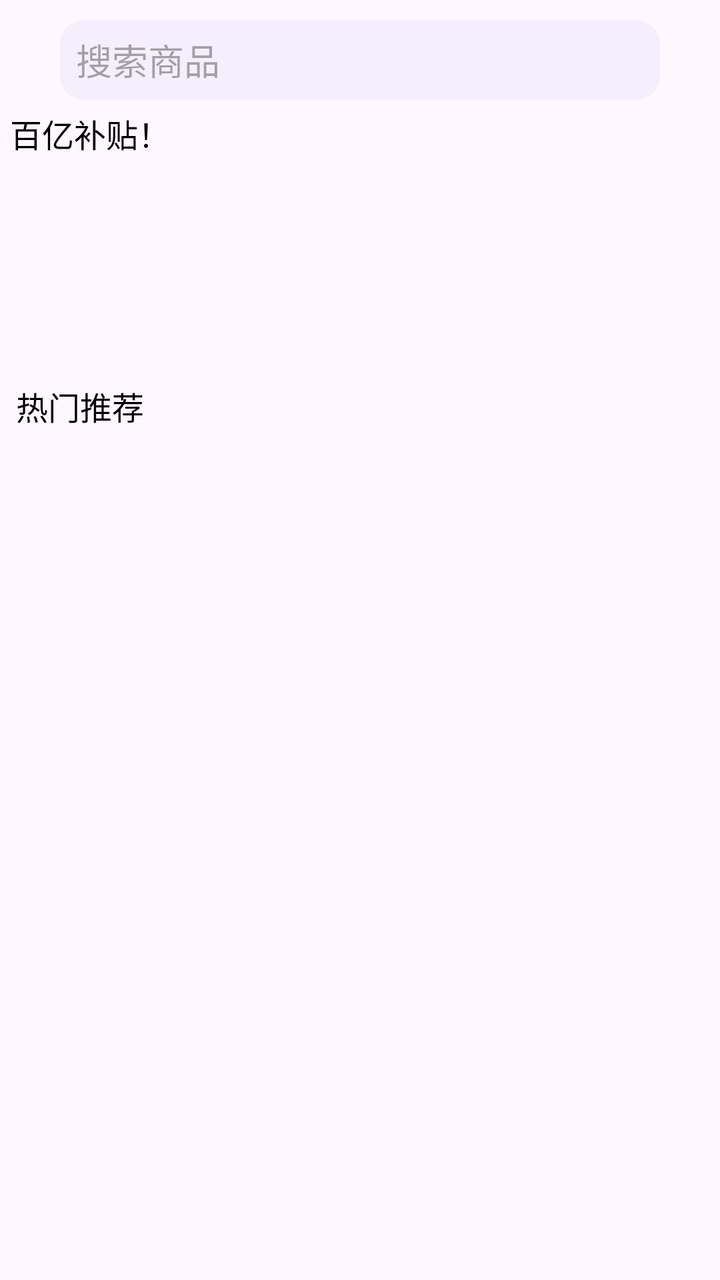
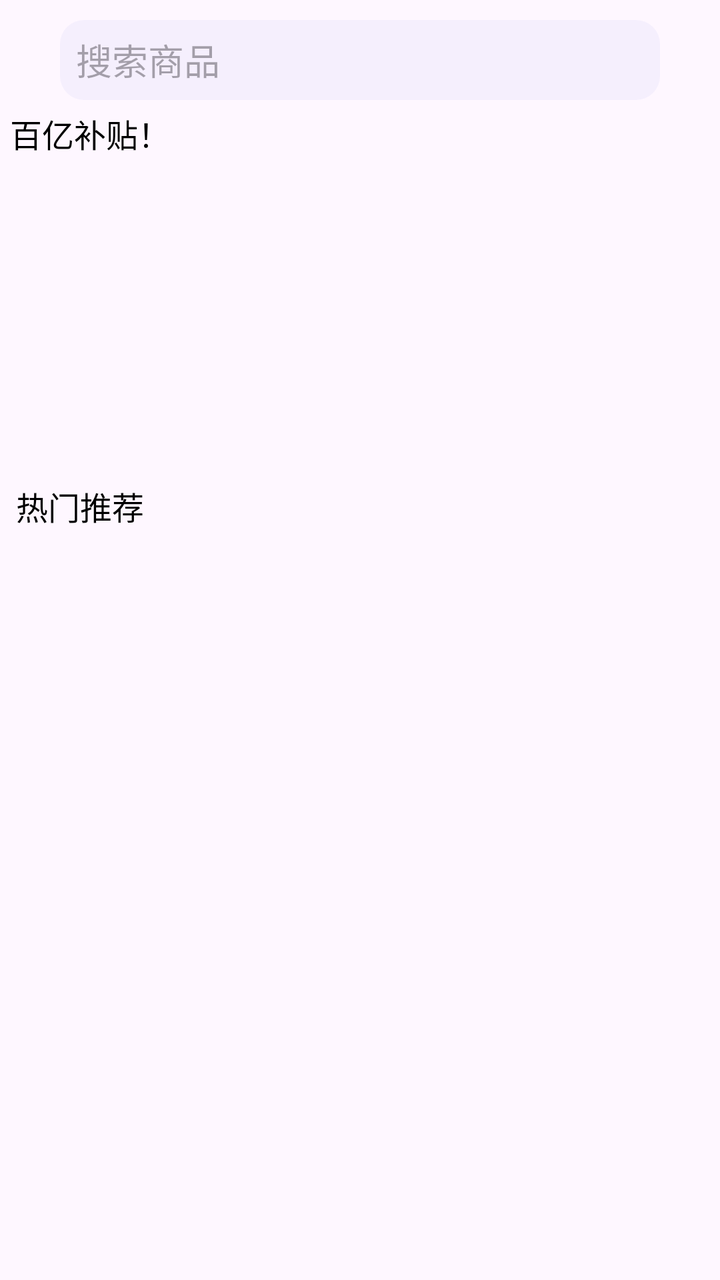

Compare the two renders of this Android layout. The source of the first and the diff that turns it into the second are given below.
<!-- AndroidManifest.xml: application theme Theme.Waimai -->
<!-- res/layout/fragment_home.xml -->
<?xml version="1.0" encoding="utf-8"?>
<LinearLayout xmlns:android="http://schemas.android.com/apk/res/android"
    xmlns:tools="http://schemas.android.com/tools"
    xmlns:app="http://schemas.android.com/apk/res-auto"
    android:layout_width="match_parent"
    android:layout_height="match_parent"
    android:orientation="vertical"
    tools:context=".ui.fragment.HomeFragment">

    
    <androidx.constraintlayout.widget.ConstraintLayout
        android:layout_width="match_parent"
        android:layout_height="wrap_content"
        >

        <EditText
            android:id="@+id/search_edit"
            android:layout_width="0dp"
            android:layout_height="40dp"
            android:background="@drawable/bg_yuanjiao"
            android:backgroundTint="@color/gray"
            android:hint="搜索商品"
            android:inputType="text"
            android:layout_marginHorizontal="30dp"
            android:layout_marginTop="10dp"
            app:layout_constraintStart_toStartOf="parent"
            app:layout_constraintEnd_toEndOf="parent"
            app:layout_constraintTop_toTopOf="parent"
            app:layout_constraintBottom_toBottomOf="parent"/>


    </androidx.constraintlayout.widget.ConstraintLayout>

    
    <androidx.recyclerview.widget.RecyclerView
        android:id="@+id/rv_category"
        android:layout_width="match_parent"
        android:layout_height="wrap_content"
        android:paddingStart="8dp"
        android:paddingEnd="8dp"
        />

    
    <TextView
        android:id="@+id/tvPromotion"
        android:layout_width="match_parent"
        android:layout_height="wrap_content"
        android:text="百亿补贴！"
        android:textSize="16sp"
        android:textColor="@android:color/black"
        android:padding="5dp"/>

    <androidx.recyclerview.widget.RecyclerView
        android:id="@+id/rv_horizontal1"
        android:layout_width="match_parent"
        android:layout_height="100dp"
        android:clipToPadding="false"
        android:paddingStart="8dp"
        android:paddingEnd="8dp"
         />

    
    <TextView
        android:id="@+id/tvHot"
        android:layout_width="match_parent"
        android:layout_height="wrap_content"
        android:text="热门推荐"
        android:textSize="16sp"
        android:textColor="@android:color/black"
        android:padding="8dp"/>

    <androidx.recyclerview.widget.RecyclerView
        android:id="@+id/rv_horizontal2"
        android:layout_width="match_parent"
        android:layout_height="100dp"
        android:clipToPadding="false"
        android:paddingStart="8dp"
        android:paddingEnd="8dp"
         />

    
    <androidx.recyclerview.widget.RecyclerView
        android:id="@+id/rv_product"
        android:layout_width="match_parent"
        android:layout_height="0dp"
        android:layout_weight="1"
        android:padding="8dp"
        android:clipToPadding="false"
        android:scrollbars="vertical"/>
</LinearLayout>
<!-- resources referenced by this layout -->
<resources>
  <color name="gray">#34A9A9EB</color>
  <!-- drawable bg_yuanjiao (drawable) -->
  <shape xmlns:android="http://schemas.android.com/apk/res/android"
      android:shape="rectangle">
  
      
      <solid android:color="#85FFC8C8" />
  
      
      <corners android:radius="12dp" />
  
      
      <padding
          android:left="8dp"
          android:top="4dp"
          android:right="8dp"
          android:bottom="4dp" />
  
  </shape>
  <style name="Theme.Waimai" parent="Base.Theme.Waimai" />
  <style name="Base.Theme.Waimai" parent="Theme.Material3.DayNight.NoActionBar">
          
          
      </style>
</resources>

<!-- the commit's change to res/layout/fragment_home.xml (unified diff, before → after) -->
@@ -53,7 +53,7 @@
     <androidx.recyclerview.widget.RecyclerView
         android:id="@+id/rv_horizontal1"
         android:layout_width="match_parent"
-        android:layout_height="100dp"
+        android:layout_height="150dp"
         android:clipToPadding="false"
         android:paddingStart="8dp"
         android:paddingEnd="8dp"
@@ -72,7 +72,7 @@
     <androidx.recyclerview.widget.RecyclerView
         android:id="@+id/rv_horizontal2"
         android:layout_width="match_parent"
-        android:layout_height="100dp"
+        android:layout_height="150dp"
         android:clipToPadding="false"
         android:paddingStart="8dp"
         android:paddingEnd="8dp"
